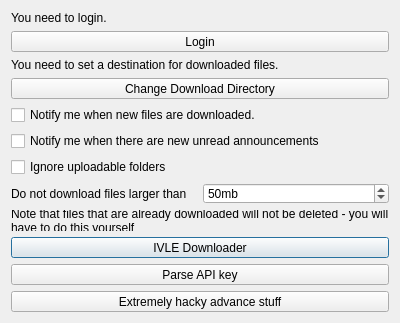
Above: IVLEdownloader/settingsdialog.ui from nicholasleeeee/IVLEDownloaderTests before the change. Below: the same form after it.
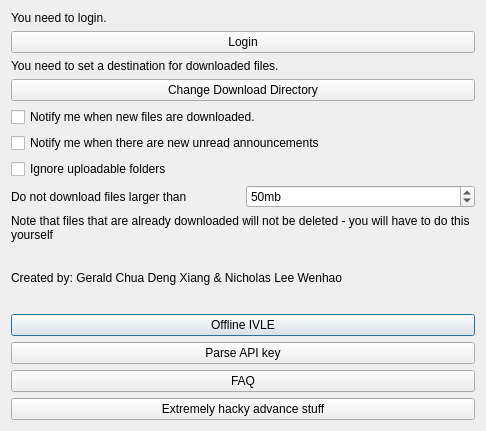
That is the form after the change. Icons and pictures are not drawn.

Patch:
```diff
--- a/IVLEdownloader/settingsdialog.ui
+++ b/IVLEdownloader/settingsdialog.ui
@@ -9,8 +9,8 @@
    <rect>
     <x>0</x>
     <y>0</y>
-    <width>400</width>
-    <height>314</height>
+    <width>486</width>
+    <height>431</height>
    </rect>
   </property>
   <property name="windowTitle">
@@ -149,6 +149,26 @@
      </property>
     </widget>
    </item>
+   <item>
+    <spacer name="verticalSpacer_2">
+     <property name="orientation">
+      <enum>Qt::Vertical</enum>
+     </property>
+     <property name="sizeHint" stdset="0">
+      <size>
+       <width>20</width>
+       <height>40</height>
+      </size>
+     </property>
+    </spacer>
+   </item>
+   <item>
+    <widget class="QLabel" name="label_5">
+     <property name="text">
+      <string>Created by: Gerald Chua Deng Xiang &amp; Nicholas Lee Wenhao</string>
+     </property>
+    </widget>
+   </item>
    <item>
     <spacer name="verticalSpacer">
      <property name="orientation">
@@ -165,7 +185,7 @@
    <item>
     <widget class="QPushButton" name="pushButton_4">
      <property name="text">
-      <string>IVLE Downloader</string>
+      <string>Offline IVLE</string>
      </property>
     </widget>
    </item>
@@ -176,6 +196,13 @@
      </property>
     </widget>
    </item>
+   <item>
+    <widget class="QPushButton" name="pushButton_6">
+     <property name="text">
+      <string>FAQ</string>
+     </property>
+    </widget>
+   </item>
    <item>
     <widget class="QPushButton" name="pushButton_3">
      <property name="text">
```
